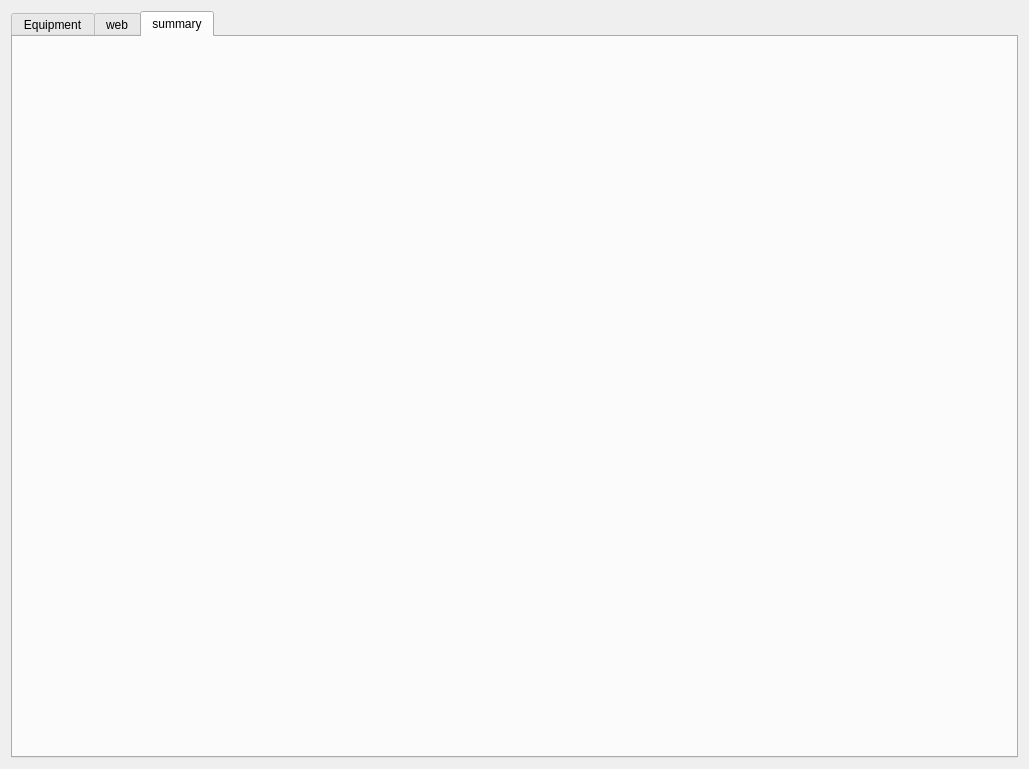
The window that Ui_FormMonitor.ui (174high/Spiders-word) describes before a commit, drawn with Qt 5.
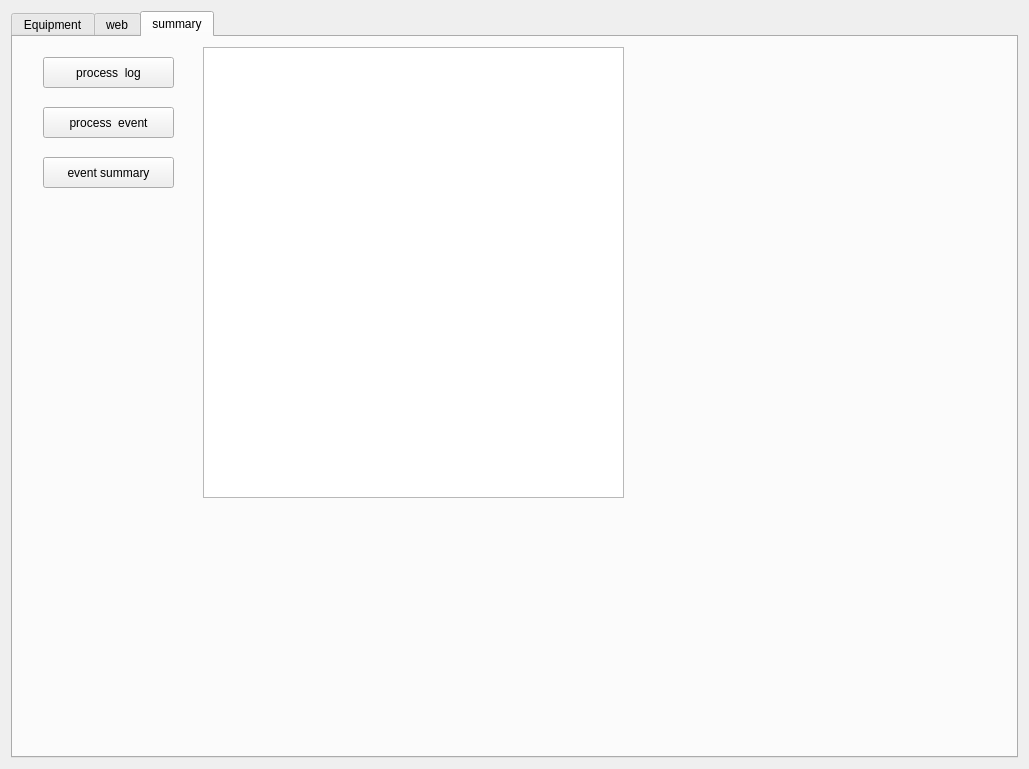
The same window after the commit. The open tabs and pages were chosen to show the change.

Commit message: add ui of summary and excel function which can do a series of file

Patch:
```diff
--- a/Ui_FormMonitor.ui
+++ b/Ui_FormMonitor.ui
@@ -120,6 +120,55 @@
       <attribute name="title">
        <string>summary</string>
       </attribute>
+      <widget class="QPushButton" name="process_log">
+       <property name="geometry">
+        <rect>
+         <x>30</x>
+         <y>20</y>
+         <width>131</width>
+         <height>31</height>
+        </rect>
+       </property>
+       <property name="text">
+        <string>process  log</string>
+       </property>
+      </widget>
+      <widget class="QTableView" name="event_view">
+       <property name="geometry">
+        <rect>
+         <x>190</x>
+         <y>10</y>
+         <width>421</width>
+         <height>451</height>
+        </rect>
+       </property>
+      </widget>
+      <widget class="QPushButton" name="process_event">
+       <property name="geometry">
+        <rect>
+         <x>30</x>
+         <y>70</y>
+         <width>131</width>
+         <height>31</height>
+        </rect>
+       </property>
+       <property name="text">
+        <string>process  event</string>
+       </property>
+      </widget>
+      <widget class="QPushButton" name="event_summary">
+       <property name="geometry">
+        <rect>
+         <x>30</x>
+         <y>120</y>
+         <width>131</width>
+         <height>31</height>
+        </rect>
+       </property>
+       <property name="text">
+        <string>event summary</string>
+       </property>
+      </widget>
      </widget>
     </widget>
    </item>
```
Left out of the diff: 4 changed lines with no effect on the pictures. The commit also changes 3 other files.
